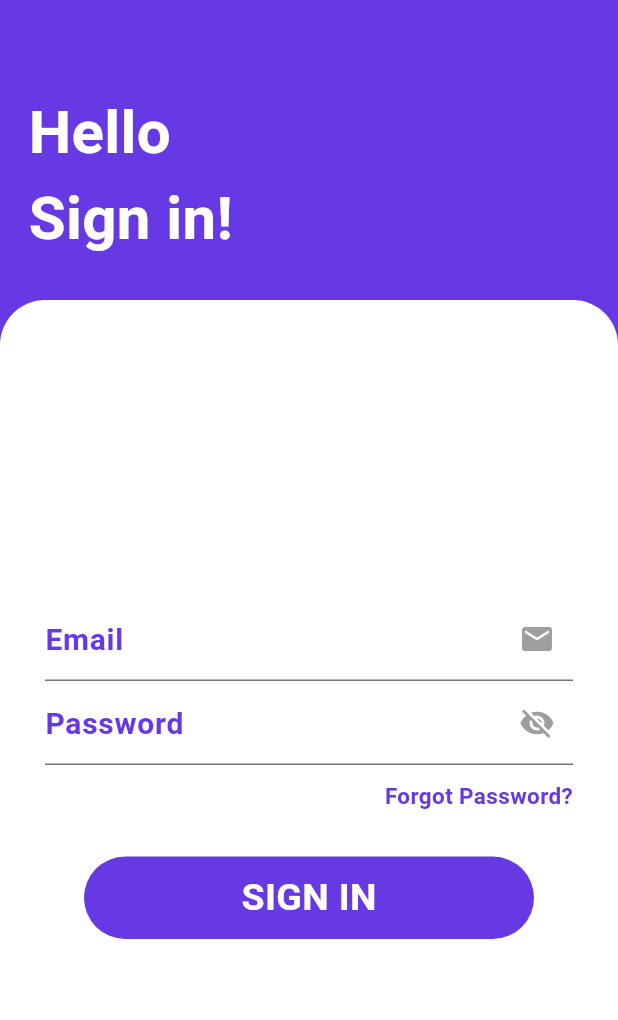
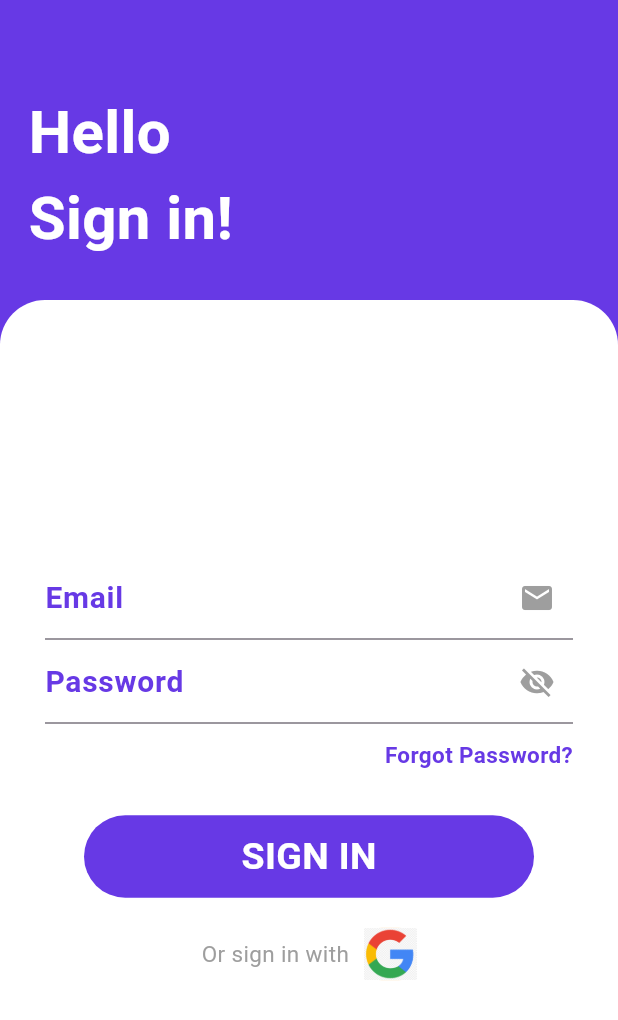
Before and after one commit to Yok4ai/flightsense, a Flutter app: the HomePage screen opened directly, after a tap on the "menu" icon, after a tap on "Sign Out", on a phone screen of 412 x 824 dp. Shown: the top 1020 px of the screen. Run offline on Flutter 3.47's test engine with Material 3 defaults, Android fonts, the phone set to English and light mode, and no system bars; our stand-ins replace animated_splash_screen, cloud_firestore, firebase_auth, firebase_core, flutter_spinkit, google_sign_in and 1 more; accounts and stored records are empty.

Commit message:
Added Google Login, Signout button, Created Thread page.

```diff
--- a/lib/HomePage.dart
+++ b/lib/HomePage.dart
@@ -1,6 +1,7 @@
 import 'package:cloud_firestore/cloud_firestore.dart';
 import 'package:firebase_auth/firebase_auth.dart';
 import 'package:flightsense/Listview.dart';
+import 'package:flightsense/Threads.dart';
 import 'package:flightsense/UserProfilePage.dart';
 import 'package:flightsense/loginscreen.dart';
 import 'package:flightsense/SearchPage.dart'; // Import SearchPage.dart
@@ -24,6 +25,7 @@ class _HomePageState extends State<HomePage> {
   final List<Widget> _navigationItems = [
     const Icon(Icons.home),
     const Icon(Icons.account_circle),
+    const Icon(Icons.chat),
     const Icon(Icons.search),
     const Icon(Icons.logout), // Add settings icon
   ];
@@ -60,10 +62,17 @@ class _HomePageState extends State<HomePage> {
         Navigator.push(
           context,
           MaterialPageRoute(
+              builder: (context) => Threads()), // Navigate to SearchPage
+        );
+        break;
+        case 3:
+        Navigator.push(
+          context,
+          MaterialPageRoute(
               builder: (context) => SearchPage()), // Navigate to SearchPage
         );
         break;
-      case 3:
+      case 4:
         Navigator.push(
           context,
           MaterialPageRoute(
@@ -218,14 +227,20 @@ class _HomePageState extends State<HomePage> {
               ListTile(
                 selected: _selectedIndex == 2,
                 leading: _navigationItems[2],
-                title: const Text('Search'),
+                title: const Text('Threads'),
                 onTap: () => _onItemTapped(2),
               ),
               ListTile(
                 selected: _selectedIndex == 3,
                 leading: _navigationItems[3],
+                title: const Text('Search'),
+                onTap: () => _onItemTapped(3), // Handle settings tap (optional)
+              ),
+              ListTile(
+                selected: _selectedIndex == 4,
+                leading: _navigationItems[4],
                 title: const Text('Sign Out'),
-                onTap: () => _onItemTapped(3), // Handle settings tap (optional)
+                onTap: () => _onItemTapped(4), // Handle settings tap (optional)
               ),
             ],
           ),
--- a/lib/loginscreen.dart
+++ b/lib/loginscreen.dart
@@ -1,10 +1,9 @@
-// ignore_for_file: prefer_const_constructors, prefer_const_literals_to_create_immutables
-
 import 'package:firebase_auth/firebase_auth.dart';
 import 'package:flightsense/ForgetPasswordPage.dart';
 import 'package:flightsense/HomePage.dart';
 import 'package:flightsense/New_HomePage.dart';
 import 'package:flutter/material.dart';
+import 'package:google_sign_in/google_sign_in.dart';
 
 class LoginScreen extends StatefulWidget {
   const LoginScreen({super.key});
@@ -74,15 +73,46 @@ class _LoginScreenState extends State<LoginScreen> {
     super.dispose();
   }
 
+  signInWithGoogle() async {
+  // Trigger the authentication flow
+  GoogleSignInAccount? googleUser = await GoogleSignIn().signIn();
+
+  // Obtain the auth details from the request
+  GoogleSignInAuthentication? googleAuth = await googleUser?.authentication;
+
+  // Create a new credential
+  AuthCredential credential = GoogleAuthProvider.credential(
+    accessToken: googleAuth?.accessToken,
+    idToken: googleAuth?.idToken,
+  );
+
+   UserCredential userCredential=await FirebaseAuth.instance.signInWithCredential(credential);
+
+    Navigator.push(
+      context,
+      MaterialPageRoute(
+        builder: (context) {
+          return HomePage();
+        },
+      ),
+    );
+  // Once signed in, return the UserCredential
+  print(userCredential.user?.displayName);
+}
+
+
+
   @override
   Widget build(BuildContext context) {
     return Scaffold(
-        body: Stack(children: [
+      body: Stack(
+        children: [
           Container(
             height: double.infinity,
             width: double.infinity,
-          decoration:
-              const BoxDecoration(color: Color.fromARGB(255, 103, 57, 229)),
+            decoration: const BoxDecoration(
+              color: Color.fromARGB(255, 103, 57, 229),
+            ),
             child: Padding(
               padding: EdgeInsets.only(top: 60, left: 19),
               child: Text(
@@ -90,9 +120,11 @@ class _LoginScreenState extends State<LoginScreen> {
                 style: TextStyle(
                   color: Color.fromARGB(255, 255, 255, 255),
                   fontSize: 40,
-                  fontWeight: FontWeight.bold),
+                  fontWeight: FontWeight.bold,
                 ),
-          )),
+              ),
+            ),
+          ),
           Padding(
             padding: const EdgeInsets.only(top: 200.0),
             child: Container(
@@ -101,7 +133,8 @@ class _LoginScreenState extends State<LoginScreen> {
                 borderRadius: BorderRadius.only(
                   topLeft: Radius.circular(30),
                   topRight: Radius.circular(30),
-              )),
+                ),
+              ),
               height: double.infinity,
               width: double.infinity,
               child: Padding(
@@ -121,10 +154,12 @@ class _LoginScreenState extends State<LoginScreen> {
                           style: TextStyle(
                             color: Color.fromARGB(255, 103, 57, 229),
                             fontSize: 20,
-                            fontWeight: FontWeight.bold),
+                            fontWeight: FontWeight.bold,
+                          ),
                         ),
                         // hintText: "Email",
-                    )),
+                      ),
+                    ),
                     TextField(
                       controller: _passwordController,
                       obscureText: true,
@@ -138,13 +173,13 @@ class _LoginScreenState extends State<LoginScreen> {
                           style: TextStyle(
                             color: Color.fromARGB(255, 103, 57, 229),
                             fontSize: 20,
-                            fontWeight: FontWeight.bold),
+                            fontWeight: FontWeight.bold,
+                          ),
                         ),
                         // hintText: "Password",
-                    )),
-                SizedBox(
-                  height: 10,
                       ),
+                    ),
+                    SizedBox(height: 10),
                     Align(
                       alignment: Alignment.centerRight,
                       child: GestureDetector(
@@ -163,13 +198,12 @@ class _LoginScreenState extends State<LoginScreen> {
                           style: TextStyle(
                             color: Color.fromARGB(255, 103, 57, 229),
                             fontSize: 15,
-                          fontWeight: FontWeight.bold),
+                            fontWeight: FontWeight.bold,
                           ),
                         ),
                       ),
-                SizedBox(
-                  height: 30,
                     ),
+                    SizedBox(height: 30),
                     GestureDetector(
                       onTap: () {
                         signIn();
@@ -193,11 +227,43 @@ class _LoginScreenState extends State<LoginScreen> {
                         ),
                       ),
                     ),
+                    SizedBox(height: 20),
+                    Row(
+                      mainAxisAlignment: MainAxisAlignment.center,
+                      children: [
+                        const Text(
+                          "Or sign in with",
+                          style: TextStyle(
+                            color: Colors.grey,
+                            fontSize: 15,
+                          ),
+                        ),
+                        SizedBox(width: 10),
+                        GestureDetector(
+                          onTap: signInWithGoogle, // Call function on tap
+                          child: Container(
+                            height: 35,
+                            width: 35,
+                            decoration: BoxDecoration(
+                              color: const Color.fromARGB(255, 255, 228, 187),
+                              borderRadius: BorderRadius.circular(12),
+                            ),
+                            child: Image.asset(
+                              'assets/images/download.png', // Path to Google logo asset
+                              height: 40,
+                              width: 40,
+                            ),
+                          ),
+                        ),
+                      ],
+                    ),
                   ],
                 ),
               ),
             ),
           ),
-    ]));
+        ],
+      ),
+    );
   }
 }
--- a/lib/main.dart
+++ b/lib/main.dart
@@ -1,6 +1,7 @@
 import 'package:flightsense/HomePage.dart';
 import 'package:flightsense/Listview.dart';
 import 'package:flightsense/New_HomePage.dart';
+import 'package:flightsense/Threads.dart';
 import 'package:flightsense/UserProfilePage.dart';
 import 'package:flightsense/firebase_options.dart';
 import 'package:flightsense/loginscreen.dart';
@@ -30,7 +31,7 @@ class MyApp extends StatelessWidget {
       debugShowCheckedModeBanner: false,
       title: 'Flutter Demo',
       theme: ThemeData(),
-      home: HomePage(),
+      home: splashscreen(),
     );
   }
 }
--- a/pubspec.yaml
+++ b/pubspec.yaml
@@ -40,6 +40,8 @@ dependencies:
   http: 1.2.1
   cloud_firestore: ^4.15.9
   image_picker: ^1.0.7
+  google_sign_in: ^6.2.1
+  intl: ^0.19.0
 
 
   firebase_core: any
@@ -71,6 +73,7 @@ flutter:
     - assets/images/planewhite.png
     - assets/images/gojo.png
     - assets/images/tt.jpg
+    - assets/images/download.png
 
   # To add assets to your application, add an assets section, like this:
   # assets:
```
Also changed, not shown: lib/Threads.dart (added, +134 -0 lines), lib/database/firestore.dart (added, +23 -0 lines), lib/mypostbutton.dart (added, +24 -0 lines), assets/images/download.png (added), pubspec.lock, 1 other file. Lines whose indentation alone changed are shown as unchanged.
